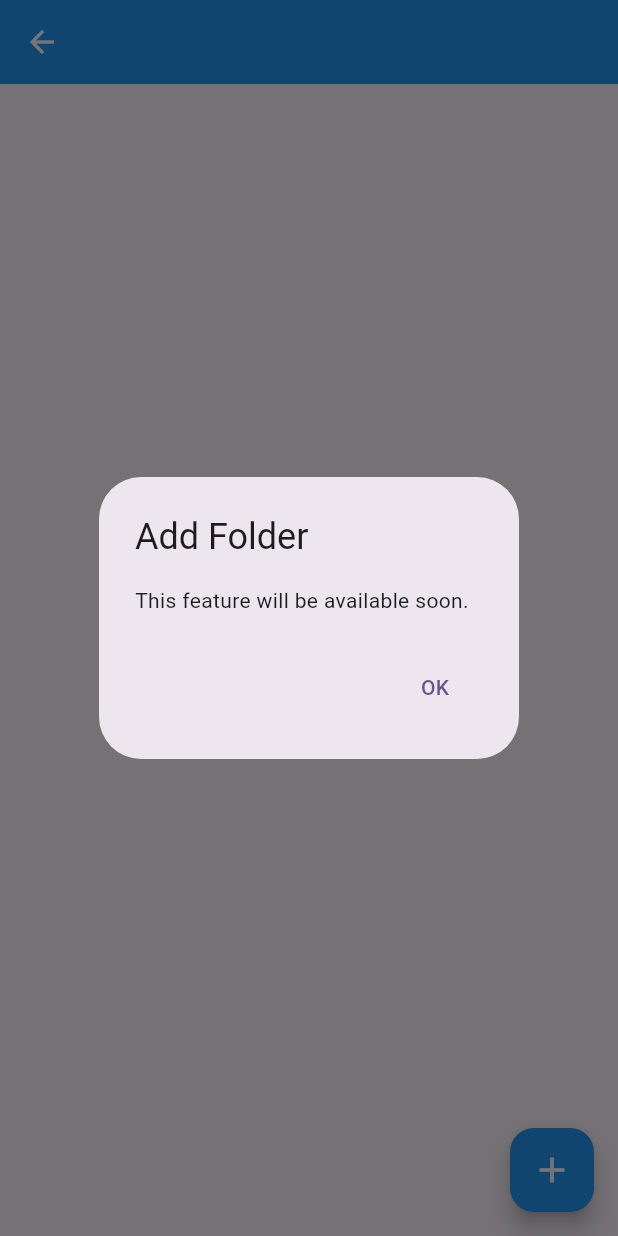
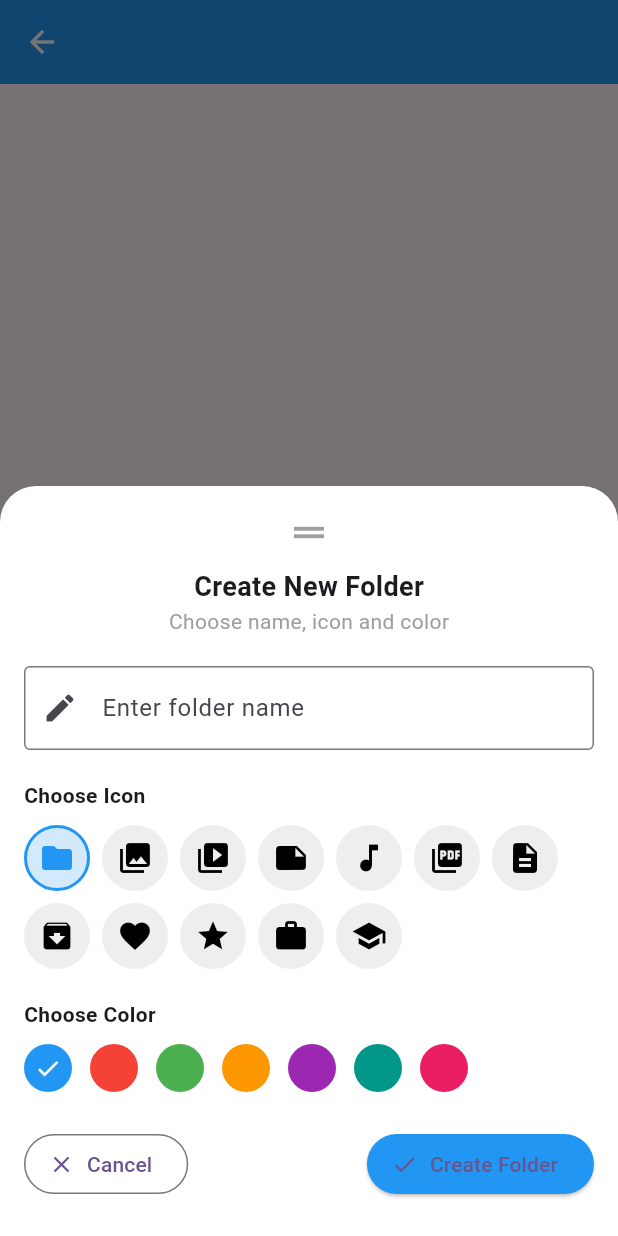
Before and after one commit to MNJTdhr/vlt, a Flutter app: the FolderViewPage screen opened directly with empty values, after a tap on the "add" icon, after a tap on the "folder" icon, on a phone screen of 412 x 824 dp. Run offline on Flutter 3.47's test engine with Material 3 defaults, Android fonts, the phone set to English and light mode, and no system bars; our stand-ins replace file_picker, open_file, permission_handler, shared_preferences; accounts and stored records are empty.

```diff
--- a/lib/pages/folder_view_page.dart
+++ b/lib/pages/folder_view_page.dart
@@ -18,15 +18,38 @@ class FolderViewPage extends StatefulWidget {
   State<FolderViewPage> createState() => _FolderViewPageState();
 }
 
-// Add 'SingleTickerProviderStateMixin' to use an AnimationController for the FAB animation.
 class _FolderViewPageState extends State<FolderViewPage>
     with SingleTickerProviderStateMixin {
   late VaultFolder currentFolder;
-  List<FileSystemEntity> folderFiles = []; // Stores files inside the folder
+  List<FileSystemEntity> folderFiles = []; // List of files/subfolders
+  bool isFabMenuOpen = false;
+  late AnimationController _fabAnimationController;
 
-  // --- FAB Animation State ---
-  late AnimationController _fabAnimationController;
-  bool isFabMenuOpen = false; // Controls the FAB menu's open/closed state.
+  // Color and icon options for subfolders
+  final List<Color> availableColors = [
+    Colors.blue,
+    Colors.red,
+    Colors.green,
+    Colors.orange,
+    Colors.purple,
+    Colors.teal,
+    Colors.pink,
+  ];
+
+  final List<IconData> availableIcons = [
+    Icons.folder,
+    Icons.photo_library,
+    Icons.video_library,
+    Icons.note,
+    Icons.music_note,
+    Icons.picture_as_pdf,
+    Icons.description,
+    Icons.archive,
+    Icons.favorite,
+    Icons.star,
+    Icons.work,
+    Icons.school,
+  ];
 
   @override
   void initState() {
@@ -35,38 +58,19 @@ class _FolderViewPageState extends State<FolderViewPage>
       (f) => f.name == widget.folderName,
       orElse: () => foldersNotifier.value.first,
     );
-
-    // Initialize the AnimationController for the FAB open/close animation.
     _fabAnimationController = AnimationController(
       vsync: this,
       duration: const Duration(milliseconds: 250),
     );
-
     _loadFolderFiles();
   }
 
   @override
   void dispose() {
-    // Dispose the controller when the widget is removed to free up resources.
     _fabAnimationController.dispose();
     super.dispose();
   }
 
-  /// Toggles the Floating Action Button menu between open and closed states.
-  void _toggleFabMenu() {
-    setState(() {
-      isFabMenuOpen = !isFabMenuOpen;
-      if (isFabMenuOpen) {
-        // If the menu is opening, play the animation forward.
-        _fabAnimationController.forward();
-      } else {
-        // If the menu is closing, play the animation in reverse.
-        _fabAnimationController.reverse();
-      }
-    });
-  }
-
-  /// Loads all files from the specified folder directory.
   Future<void> _loadFolderFiles() async {
     final base = await StorageHelper.getVaultRootDirectory();
     final folderPath = Directory('${base.path}/${widget.folderName}');
@@ -78,12 +82,10 @@ class _FolderViewPageState extends State<FolderViewPage>
     }
   }
 
-  /// Opens the selected file using the device's default application.
   void _openFile(File file) {
     OpenFile.open(file.path);
   }
 
-  /// Opens the file picker to select files of a specific type and copies them to the vault.
   Future<void> _pickAndCopyFiles(FileType type) async {
     final result = await FilePicker.platform.pickFiles(
       allowMultiple: true,
@@ -116,13 +118,7 @@ class _FolderViewPageState extends State<FolderViewPage>
     }
   }
 
-  /// Handles the action when a FAB menu item is tapped.
   Future<void> _handleOption(String type) async {
-    // Close the FAB menu before performing the action.
-    if (isFabMenuOpen) {
-      _toggleFabMenu();
-    }
-
     switch (type) {
       case 'Add Images':
         await _pickAndCopyFiles(FileType.image);
@@ -134,29 +130,149 @@ class _FolderViewPageState extends State<FolderViewPage>
         await _pickAndCopyFiles(FileType.any);
         break;
       case 'Add Folder':
-        _showComingSoonDialog('Add Folder');
+        _showCreateSubfolderDialog();
         break;
     }
   }
 
-  /// Shows a dialog for features that are not yet implemented.
-  void _showComingSoonDialog(String title) {
-    showDialog(
+  void _showCreateSubfolderDialog() {
+    final nameController = TextEditingController();
+    IconData selectedIcon = availableIcons[0];
+    Color selectedColor = availableColors[0];
+
+    showModalBottomSheet(
       context: context,
-      builder: (_) => AlertDialog(
-        title: Text(title),
-        content: const Text('This feature will be available soon.'),
-        actions: [
-          TextButton(
-            onPressed: () => Navigator.pop(context),
-            child: const Text("OK"),
-          )
-        ],
+      isScrollControlled: true,
+      backgroundColor: Colors.transparent,
+      builder: (_) => StatefulBuilder(
+        builder: (context, setModalState) => SafeArea(
+          child: Container(
+            padding: EdgeInsets.only(
+              bottom: MediaQuery.of(context).viewInsets.bottom + 24,
+              top: 16,
+              left: 16,
+              right: 16,
+            ),
+            decoration: const BoxDecoration(
+              color: Colors.white,
+              borderRadius: BorderRadius.vertical(top: Radius.circular(24)),
+            ),
+            child: Column(
+              mainAxisSize: MainAxisSize.min,
+              crossAxisAlignment: CrossAxisAlignment.start,
+              children: [
+                const Center(
+                  child: Icon(Icons.drag_handle, size: 30, color: Colors.grey),
+                ),
+                const SizedBox(height: 8),
+                const Center(
+                  child: Text("Create New Folder",
+                      style:
+                          TextStyle(fontSize: 18, fontWeight: FontWeight.bold)),
+                ),
+                const Center(
+                  child: Text("Choose name, icon and color",
+                      style: TextStyle(color: Colors.grey)),
+                ),
+                const SizedBox(height: 20),
+                TextField(
+                  controller: nameController,
+                  decoration: const InputDecoration(
+                    labelText: 'Enter folder name',
+                    border: OutlineInputBorder(),
+                    prefixIcon: Icon(Icons.edit),
+                  ),
+                ),
+                const SizedBox(height: 20),
+                const Text("Choose Icon",
+                    style: TextStyle(fontWeight: FontWeight.bold)),
+                const SizedBox(height: 10),
+                Wrap(
+                  spacing: 8,
+                  runSpacing: 8,
+                  children: availableIcons.map((icon) {
+                    final isSelected = icon == selectedIcon;
+                    return GestureDetector(
+                      onTap: () => setModalState(() => selectedIcon = icon),
+                      child: Container(
+                        padding: const EdgeInsets.all(8),
+                        decoration: BoxDecoration(
+                          shape: BoxShape.circle,
+                          color: isSelected
+                              ? selectedColor.withOpacity(0.2)
+                              : Colors.grey.shade200,
+                          border: Border.all(
+                            color:
+                                isSelected ? selectedColor : Colors.transparent,
+                            width: 2,
+                          ),
+                        ),
+                        child: Icon(icon,
+                            color:
+                                isSelected ? selectedColor : Colors.black),
+                      ),
+                    );
+                  }).toList(),
+                ),
+                const SizedBox(height: 20),
+                const Text("Choose Color",
+                    style: TextStyle(fontWeight: FontWeight.bold)),
+                const SizedBox(height: 10),
+                Wrap(
+                  spacing: 12,
+                  children: availableColors.map((color) {
+                    final isSelected = color == selectedColor;
+                    return GestureDetector(
+                      onTap: () => setModalState(() => selectedColor = color),
+                      child: CircleAvatar(
+                        backgroundColor: color,
+                        radius: 16,
+                        child: isSelected
+                            ? const Icon(Icons.check,
+                                color: Colors.white, size: 18)
+                            : null,
+                      ),
+                    );
+                  }).toList(),
+                ),
+                const SizedBox(height: 24),
+                Row(
+                  mainAxisAlignment: MainAxisAlignment.spaceBetween,
+                  children: [
+                    OutlinedButton.icon(
+                      onPressed: () => Navigator.pop(context),
+                      icon: const Icon(Icons.close),
+                      label: const Text("Cancel"),
+                    ),
+                    ElevatedButton.icon(
+                      icon: const Icon(Icons.check),
+                      onPressed: () async {
+                        final name = nameController.text.trim();
+                        if (name.isNotEmpty) {
+                          await StorageHelper.createPersistentSubfolder(
+                            widget.folderName,
+                            name,
+                          );
+                          if (!mounted) return;
+                          Navigator.pop(context);
+                          await _loadFolderFiles();
+                        }
+                      },
+                      style: ElevatedButton.styleFrom(
+                        backgroundColor: selectedColor,
+                      ),
+                      label: const Text("Create Folder"),
+                    ),
+                  ],
+                )
+              ],
+            ),
+          ),
+        ),
       ),
     );
   }
 
-  // --- File Type Checkers ---
   bool _isImage(String path) {
     final ext = p.extension(path).toLowerCase();
     return ['.jpg', '.jpeg', '.png', '.gif', '.webp'].contains(ext);
@@ -167,7 +283,6 @@ class _FolderViewPageState extends State<FolderViewPage>
     return ['.mp4', '.mov', '.avi', '.mkv'].contains(ext);
   }
 
-  /// Builds the appropriate thumbnail for a given file.
   Widget _buildThumbnail(File file) {
     final path = file.path;
 
@@ -183,8 +298,7 @@ class _FolderViewPageState extends State<FolderViewPage>
           fit: StackFit.expand,
           children: [
             Container(color: Colors.black12),
-            const Center(
-                child: Icon(Icons.play_circle, color: Colors.white, size: 36)),
+            const Center(child: Icon(Icons.play_circle, color: Colors.white, size: 36)),
           ],
         ),
       );
@@ -196,8 +310,17 @@ class _FolderViewPageState extends State<FolderViewPage>
     }
   }
 
-  /// Builds a small, labeled Floating Action Button for the expandable menu.
-  /// This widget represents one of the pop-up options.
+  void _toggleFabMenu() {
+    setState(() {
+      isFabMenuOpen = !isFabMenuOpen;
+      if (isFabMenuOpen) {
+        _fabAnimationController.forward();
+      } else {
+        _fabAnimationController.reverse();
+      }
+    });
+  }
+
   Widget _buildMiniFab({
     required IconData icon,
     required String label,
@@ -206,7 +329,6 @@ class _FolderViewPageState extends State<FolderViewPage>
     return Row(
       mainAxisSize: MainAxisSize.min,
       children: [
-        // The label for the button, styled to look clean.
         Container(
           padding: const EdgeInsets.symmetric(horizontal: 10, vertical: 5),
           decoration: BoxDecoration(
@@ -215,16 +337,15 @@ class _FolderViewPageState extends State<FolderViewPage>
             boxShadow: kElevationToShadow[1],
           ),
           child: Text(label,
-              style:
-                  TextStyle(color: currentFolder.color, fontWeight: FontWeight.bold)),
+              style: TextStyle(
+                  color: currentFolder.color, fontWeight: FontWeight.bold)),
         ),
         const SizedBox(width: 12),
-        // The small FAB itself.
         SizedBox(
           width: 42,
           height: 42,
           child: FloatingActionButton(
-            heroTag: null, // Use null heroTag for multiple FABs on one screen.
+            heroTag: null,
             onPressed: onPressed,
             backgroundColor: currentFolder.color,
             child: Icon(icon, color: Colors.white, size: 22),
@@ -275,24 +396,52 @@ class _FolderViewPageState extends State<FolderViewPage>
                       borderRadius: BorderRadius.circular(8),
                       child: _buildThumbnail(file),
                     );
+                  } else if (file is Directory) {
+                    final folderName = p.basename(file.path);
+                    return GestureDetector(
+                      onTap: () {
+                        Navigator.push(
+                          context,
+                          MaterialPageRoute(
+                            builder: (_) => FolderViewPage(
+                                folderName: '${widget.folderName}/$folderName'),
+                          ),
+                        );
+                      },
+                      child: Container(
+                        decoration: BoxDecoration(
+                          color: Colors.grey.shade200,
+                          borderRadius: BorderRadius.circular(8),
+                        ),
+                        child: Column(
+                          mainAxisAlignment: MainAxisAlignment.center,
+                          children: [
+                            Icon(Icons.folder,
+                                size: 40, color: currentFolder.color),
+                            const SizedBox(height: 4),
+                            Text(
+                              folderName,
+                              textAlign: TextAlign.center,
+                              maxLines: 2,
+                              overflow: TextOverflow.ellipsis,
+                              style: Theme.of(context).textTheme.bodySmall,
+                            ),
+                          ],
+                        ),
+                      ),
+                    );
                   }
                   return const SizedBox.shrink();
                 },
               ),
             ),
-
-      // --- Refactored Floating Action Button ---
-      // This Column holds the expandable menu and the main FAB.
       floatingActionButton: Column(
         mainAxisSize: MainAxisSize.min,
         crossAxisAlignment: CrossAxisAlignment.end,
         children: [
-          // The expandable menu is wrapped in an AnimatedOpacity widget
-          // to create a smooth fade-in/out effect.
           AnimatedOpacity(
             opacity: isFabMenuOpen ? 1.0 : 0.0,
             duration: const Duration(milliseconds: 200),
-            // The Visibility widget ensures the menu items are not interactable when hidden.
             child: Visibility(
               visible: isFabMenuOpen,
               child: Column(
@@ -327,11 +476,9 @@ class _FolderViewPageState extends State<FolderViewPage>
               ),
             ),
           ),
-          // This is the main Floating Action Button.
           FloatingActionButton(
             onPressed: _toggleFabMenu,
             backgroundColor: currentFolder.color,
-            // The RotationTransition animates the '+' icon to an 'x' when the menu opens.
             child: RotationTransition(
               turns: Tween(begin: 0.0, end: 0.125).animate(_fabAnimationController),
               child: const Icon(Icons.add, color: Colors.white, size: 28),
```
Also changed, not shown: 1 other file.
